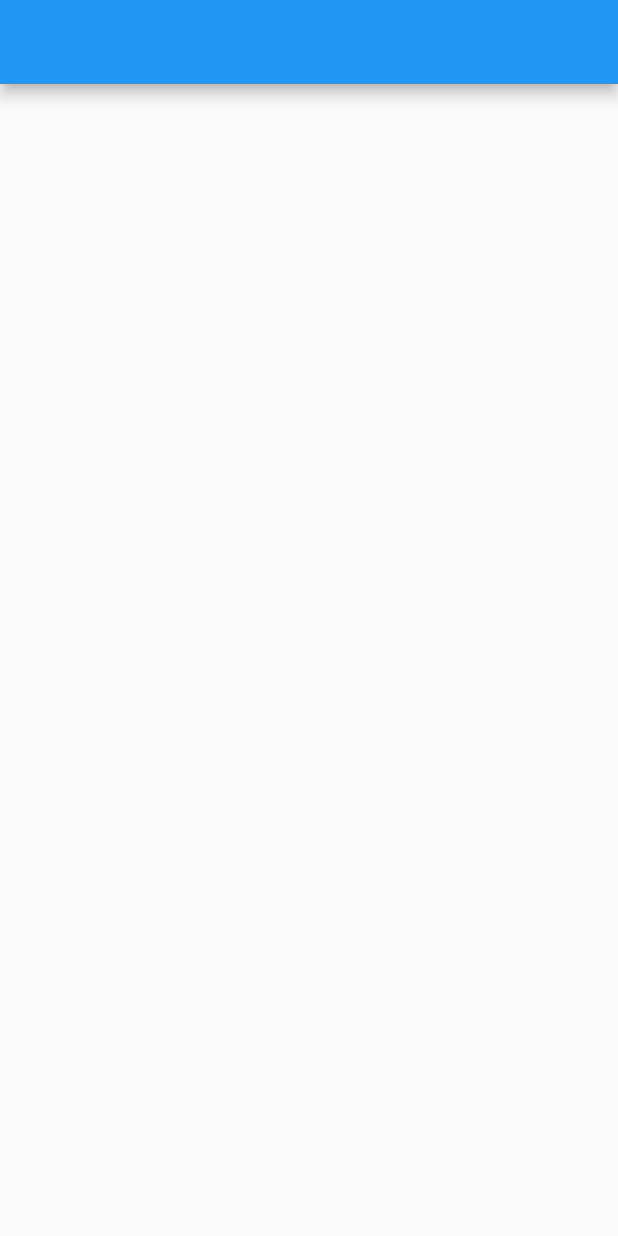
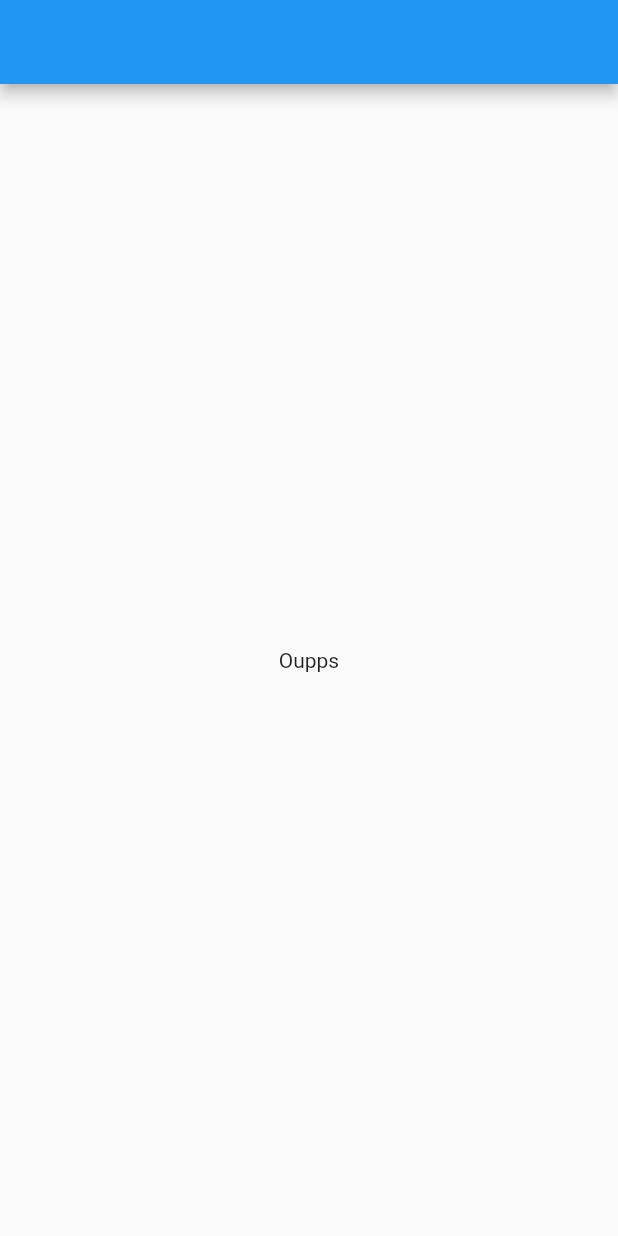
Before and after one commit to AdamMusa/animations, a Flutter app: the screen it shows after launch, on a phone screen of 412 x 824 dp. Run offline on Flutter 3.47's test engine with Material 2 defaults, Android fonts, the phone set to English and light mode, and no system bars.

Commit message:
animatedcrossfade

```diff
--- a/anim/lib/main.dart
+++ b/anim/lib/main.dart
@@ -11,13 +11,39 @@ class MyHomePage extends StatefulWidget {
 }
 
 class _MyHomePageState extends State<MyHomePage> {
+  bool selected = false;
 
   @override
   Widget build(BuildContext context) {
 
     return Scaffold(
       appBar: AppBar(),
-      body:GestureDetector()
+      body:GestureDetector(
+        onTap: (){
+          setState(() {
+            selected = !selected;
+          });
+        },
+        child: AnimatedCrossFade(
+        firstChild: selected?Container(
+          width: selected?100:200,
+          height: selected?200:100,
+          child: Center(child: Text('animated')),
+          color: selected?Colors.red:Colors.green,
+        ):Center(child:Text('Oupps')),
+        secondChild: Container(
+          width: selected?100:200,
+          height: selected?200:100,
+          child: Center(child: Text('animated')),
+          color: selected?Colors.grey:Colors.blueAccent
+        ),
+        crossFadeState:CrossFadeState.showFirst,
+        duration: Duration(seconds: 3),
+        firstCurve: Curves.fastOutSlowIn,
+        secondCurve: Curves.fastLinearToSlowEaseIn,
+        sizeCurve: Curves.linear
+        ),
+      )
     );
   }
 }
```
